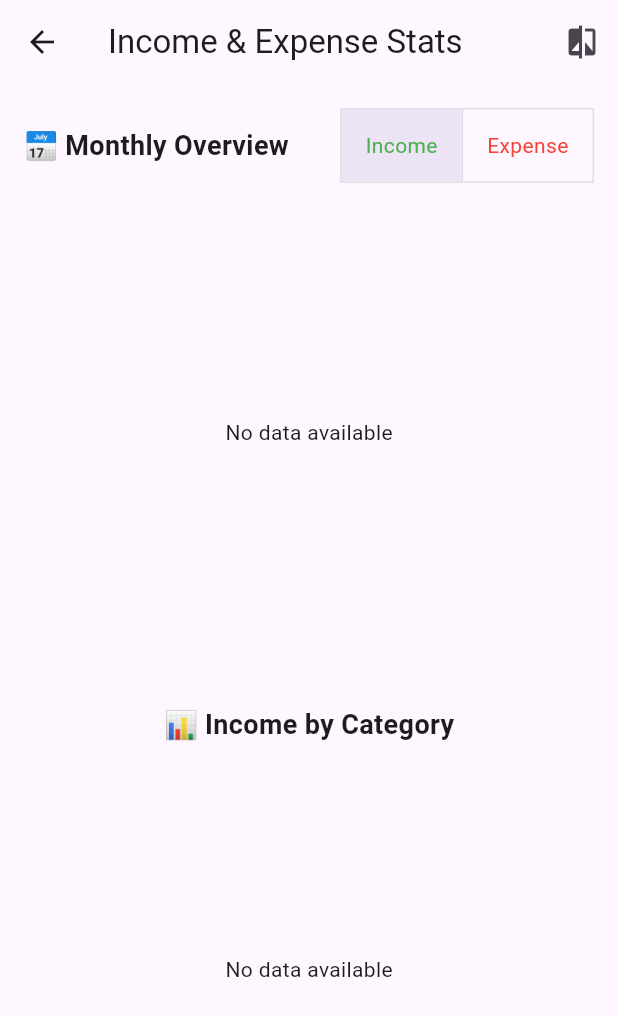
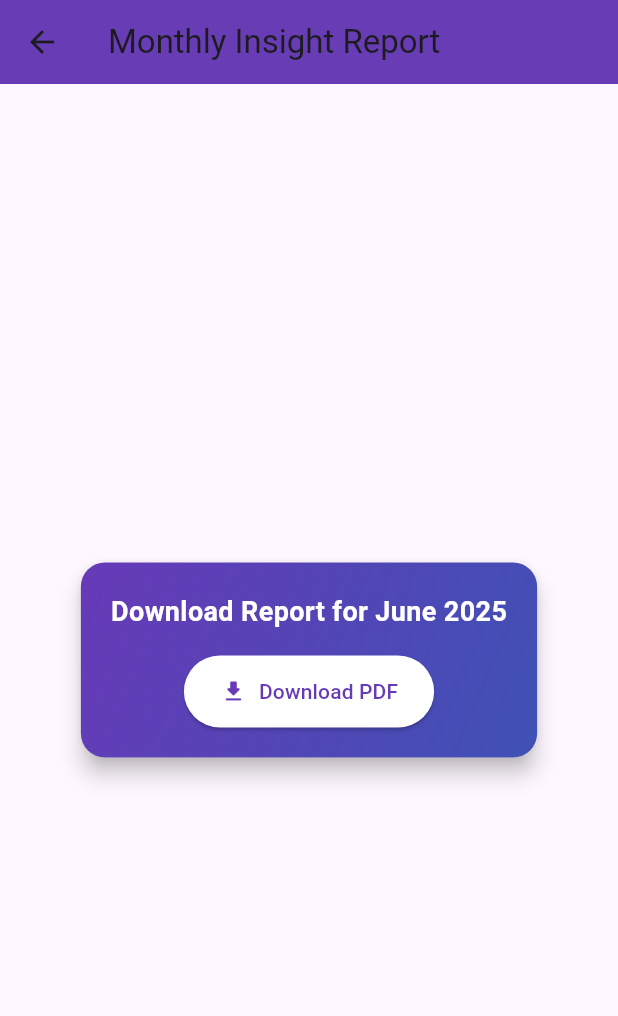
Before and after one commit to artha-cashcare/cashcare, a Flutter app: the HomeScreen screen opened directly, after a tap on "Prediction", on a phone screen of 412 x 824 dp. Shown: the top 1016 px of the screen. Run offline on Flutter 3.47's test engine with Material 3 defaults, Android fonts, the light colour scheme and no system bars; our stand-ins replace fl_chart, flutter_iconly, flutter_secure_storage, fluttertoast, google_sign_in, image_picker and 5 more; missing offline and left inert: another_telephony, google_ml_kit; accounts and stored records are empty; network calls fail.

Commit message:
pdf generator service completed

```diff
--- /dev/null
+++ b/lib/features/pdf_generator/report_screen.dart
@@ -0,0 +1,110 @@
+import 'package:flutter/material.dart';
+import 'pdf_generator.dart';
+import 'services.dart';
+
+class ReportScreen extends StatefulWidget {
+  @override
+  _ReportScreenState createState() => _ReportScreenState();
+}
+
+class _ReportScreenState extends State<ReportScreen> {
+  bool _isLoading = false;
+  String _status = "";
+
+  Future<void> _generateReport() async {
+    setState(() {
+      _isLoading = true;
+      _status = "Fetching report data...";
+    });
+
+    final data = await ApiService.fetchMonthlySummary("2025-06");
+
+    if (data != null) {
+      setState(() => _status = "Generating beautiful PDF...");
+      await PdfGenerator.generateMonthlyPdf(data);
+    } else {
+      if (mounted) {
+        ScaffoldMessenger.of(context).showSnackBar(
+          const SnackBar(content: Text("Failed to load report data.")),
+        );
+      }
+    }
+
+    if (mounted) {
+      setState(() {
+        _isLoading = false;
+        _status = "";
+      });
+    }
+  }
+
+  @override
+  Widget build(BuildContext context) {
+    return Scaffold(
+      appBar: AppBar(
+        title: const Text("Monthly Insight Report"),
+        backgroundColor: Colors.deepPurple,
+        elevation: 4,
+      ),
+      body: Center(
+        child: Padding(
+          padding: const EdgeInsets.symmetric(horizontal: 24.0),
+          child: Column(
+            mainAxisAlignment: MainAxisAlignment.center,
+            children: [
+              if (_isLoading)
+                Column(
+                  children: [
+                    const CircularProgressIndicator(),
+                    const SizedBox(height: 16),
+                    Text(
+                      _status,
+                      style: const TextStyle(fontSize: 16, color: Colors.grey),
+                    ),
+                  ],
+                )
+              else
+                Card(
+                  elevation: 6,
+                  shape: RoundedRectangleBorder(borderRadius: BorderRadius.circular(16)),
+                  child: Container(
+                    padding: const EdgeInsets.all(20),
+                    decoration: BoxDecoration(
+                      borderRadius: BorderRadius.circular(16),
+                      gradient: const LinearGradient(
+                        colors: [Colors.deepPurple, Colors.indigo],
+                        begin: Alignment.topLeft,
+                        end: Alignment.bottomRight,
+                      ),
+                    ),
+                    child: Column(
+                      children: [
+                        const Text(
+                          "Download Report for June 2025",
+                          style: TextStyle(fontSize: 18, fontWeight: FontWeight.bold, color: Colors.white),
+                        ),
+                        const SizedBox(height: 16),
+                        ElevatedButton.icon(
+                          style: ElevatedButton.styleFrom(
+                            backgroundColor: Colors.white,
+                            foregroundColor: Colors.deepPurple,
+                            padding: const EdgeInsets.symmetric(horizontal: 24, vertical: 14),
+                            shape: RoundedRectangleBorder(
+                              borderRadius: BorderRadius.circular(30),
+                            ),
+                          ),
+                          icon: const Icon(Icons.download_rounded),
+                          label: const Text("Download PDF"),
+                          onPressed: _generateReport,
+                        ),
+                      ],
+                    ),
+                  ),
+                ),
+            ],
+          ),
+        ),
+      ),
+    );
+  }
+}
--- a/lib/screens/home_screen.dart
+++ b/lib/screens/home_screen.dart
@@ -1,6 +1,7 @@
 import 'package:cashcare/auth/login_screen.dart';
 import 'package:cashcare/features/Insights/screens/dashboard_screen.dart';
 import 'package:cashcare/features/goals/goal_list_screen.dart';
+import 'package:cashcare/features/pdf_generator/report_screen.dart';
 import 'package:cashcare/features/sms_parsing/screens/sms_uploader_screen.dart';
 import 'package:cashcare/screens/add_expense.dart';
 import 'package:cashcare/screens/add_income.dart';
@@ -310,7 +311,7 @@ class _HomePageState extends State<HomeScreen> {
                       onTap: () => Navigator.push(
                         context,
                         MaterialPageRoute(
-                          builder: (context) => StatsScreen(),
+                          builder: (context) => ReportScreen(),
                         ),
                       )
                     ),
--- a/pubspec.yaml
+++ b/pubspec.yaml
@@ -57,6 +57,8 @@ dependencies:
   google_sign_in: ^6.1.5
   intl: ^0.20.2
   syncfusion_flutter_charts: ^29.2.11
+  pdf: ^3.11.3
+  printing: ^5.14.2
 
 
 dev_dependencies:
@@ -93,6 +95,7 @@ flutter:
     - assets/images/forgotpasslogo.png
     - assets/images/
     - assets/splash.mp4
+    - assets/images/logo.png
 
 
   fonts:
```
Also changed, not shown: lib/features/pdf_generator/pdf_generator.dart (added, +89 -0 lines), lib/features/pdf_generator/services.dart (added, +19 -0 lines), pubspec.lock, 5 other files.
